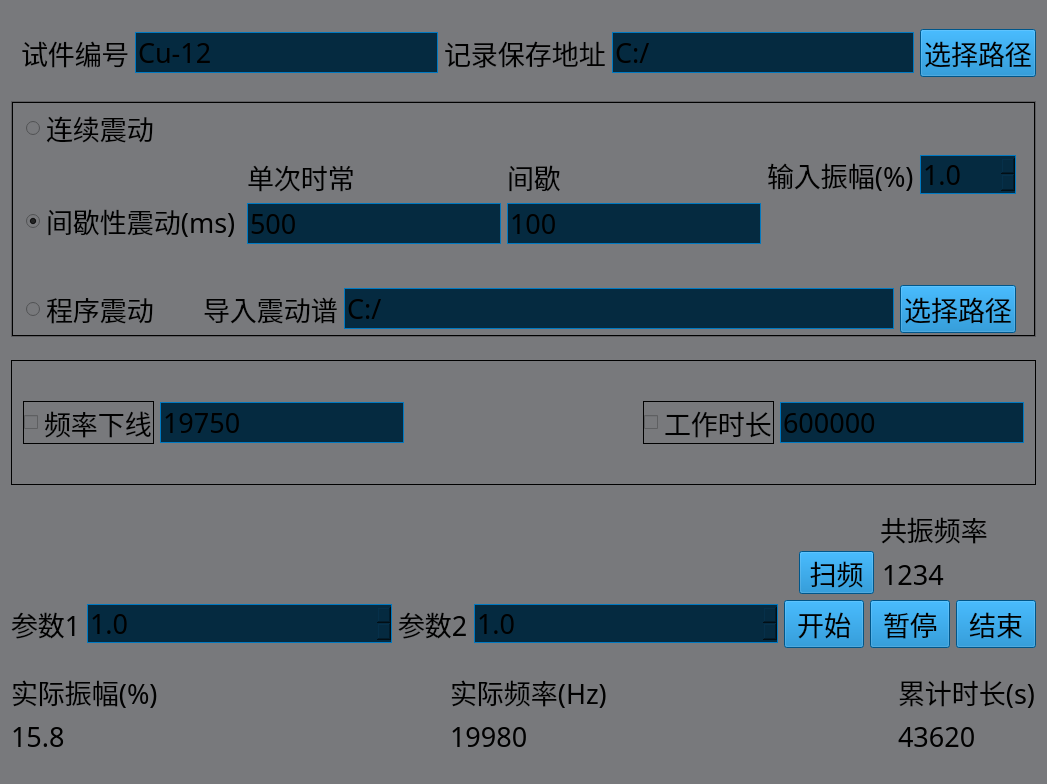
Above: src/information/CFrequencyface.ui from JerryYibin/FChat before the change. Below: the same form after it.
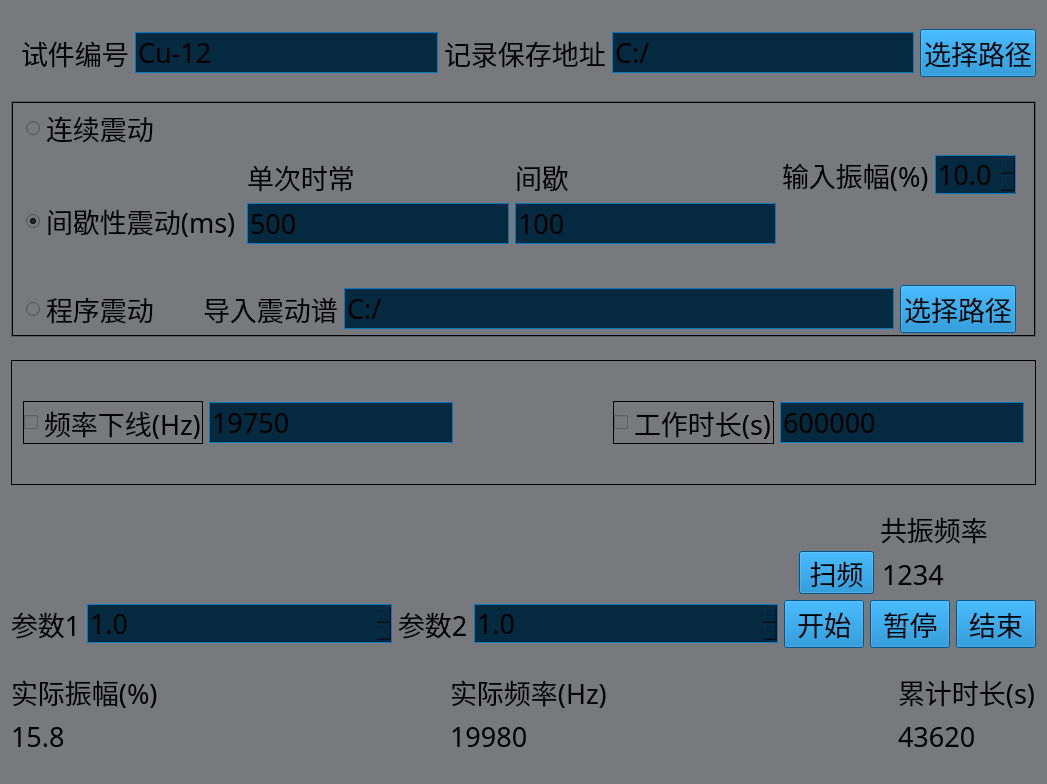
That is the form after the change. Icons and pictures are not drawn.

```diff
--- a/src/information/CFrequencyface.ui
+++ b/src/information/CFrequencyface.ui
@@ -288,6 +288,12 @@
              <layout class="QVBoxLayout" name="verticalLayout_9">
               <item>
                <widget class="QRadioButton" name="cvnButton">
+                <property name="maximumSize">
+                 <size>
+                  <width>16777215</width>
+                  <height>16777215</height>
+                 </size>
+                </property>
                 <property name="font">
                  <font>
                   <family>微软雅黑 Light</family>
@@ -490,10 +496,10 @@
                  <number>1</number>
                 </property>
                 <property name="minimum">
-                 <double>1.000000000000000</double>
+                 <double>10.000000000000000</double>
                 </property>
                 <property name="maximum">
-                 <double>100.000000000000000</double>
+                 <double>80.000000000000000</double>
                 </property>
                </widget>
               </item>
@@ -747,7 +753,7 @@
 QCheckBox::indicator::checked{image: url(:/image/components/check.png);}QCheckBox::indicator::unchecked{ image: url(:/image/components/uncheck.png);};</string>
           </property>
           <property name="text">
-           <string>频率下线</string>
+           <string>频率下线(Hz)</string>
           </property>
          </widget>
         </item>
@@ -794,7 +800,7 @@
 QCheckBox::indicator::checked{image: url(:/image/components/check.png);}QCheckBox::indicator::unchecked{ image: url(:/image/components/uncheck.png);};</string>
           </property>
           <property name="text">
-           <string>工作时长</string>
+           <string>工作时长(s)</string>
           </property>
          </widget>
         </item>
```
